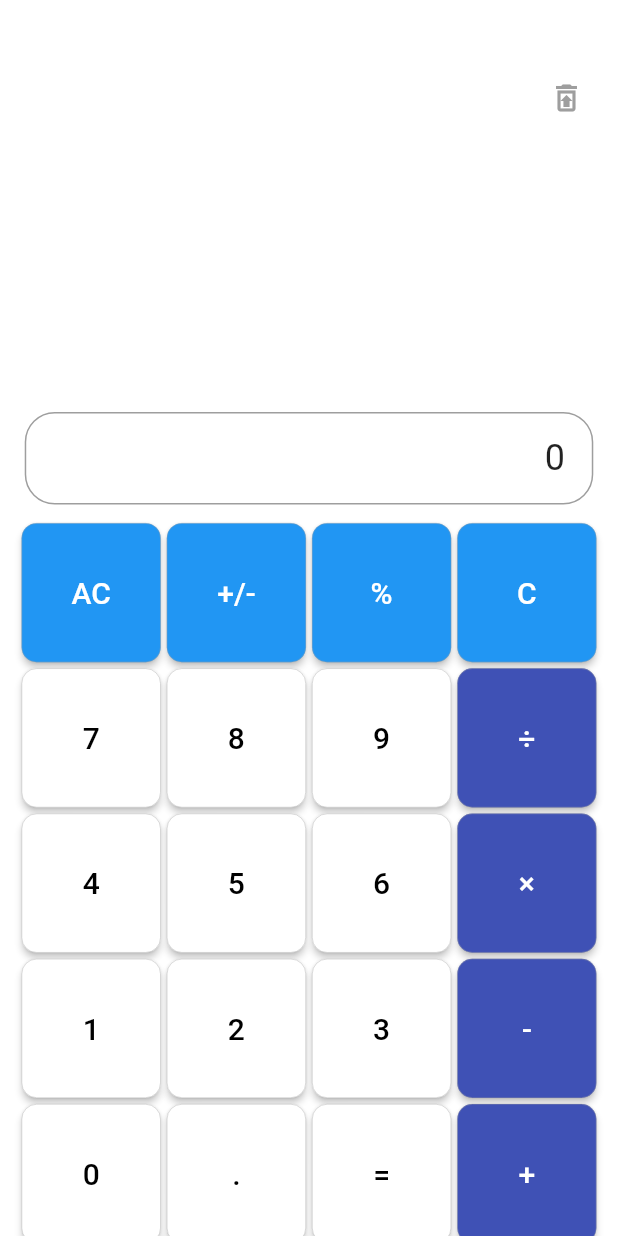
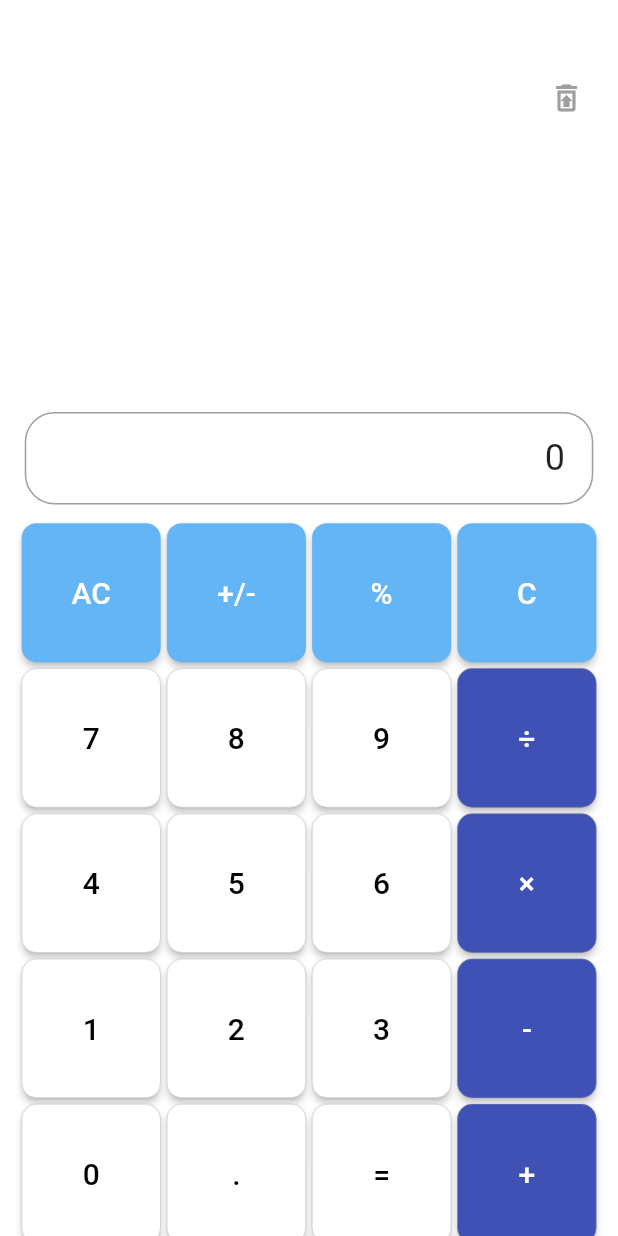
Before and after one commit to riii-san/container_calculator, a Flutter app: the screen it shows after launch, on a phone screen of 412 x 824 dp. Run offline on Flutter 3.47's test engine with Material 2 defaults, Android fonts, the phone set to English and light mode, and no system bars.

Commit message:
tutorial動画作成

```diff
--- a/lib/main.dart
+++ b/lib/main.dart
@@ -140,6 +140,7 @@ class _MyHomePageState extends State<MyHomePage> {
     return Scaffold(
       backgroundColor: Colors.white,
       body: Center(
+        child: SingleChildScrollView(
           child: Column(
             //mainAxisAlignment: MainAxisAlignment.center,
             children: <Widget>[
@@ -279,11 +280,7 @@ class _MyHomePageState extends State<MyHomePage> {
                           shape: RoundedRectangleBorder(
                               borderRadius: BorderRadius.circular(10)
                           ),
-                        side: const BorderSide(
-                            color: Colors.grey,
-                            width: 0.25
-                        ),
-                        primary: Colors.blue
+                          primary: Colors.blue.shade300
                       ),
                       child: const Text('AC',style: TextStyle(color: Colors.white,fontSize: 20),),
                     ),
@@ -298,11 +295,7 @@ class _MyHomePageState extends State<MyHomePage> {
                           shape: RoundedRectangleBorder(
                               borderRadius: BorderRadius.circular(10)
                           ),
-                        side: const BorderSide(
-                            color: Colors.grey,
-                            width: 0.25
-                        ),
-                        primary: Colors.blue
+                          primary: Colors.blue.shade300
                       ),
                       child: const Text('+/-',style: TextStyle(color: Colors.white,fontSize: 20),),
                     ),
@@ -317,11 +310,7 @@ class _MyHomePageState extends State<MyHomePage> {
                           shape: RoundedRectangleBorder(
                               borderRadius: BorderRadius.circular(10)
                           ),
-                        side: const BorderSide(
-                            color: Colors.grey,
-                            width: 0.25
-                        ),
-                        primary: Colors.blue
+                          primary: Colors.blue.shade300
                       ),
                       child: const Text('%',style: TextStyle(color: Colors.white,fontSize: 20),),
                     ),
@@ -338,11 +327,7 @@ class _MyHomePageState extends State<MyHomePage> {
                           shape: RoundedRectangleBorder(
                               borderRadius: BorderRadius.circular(10)
                           ),
-                        side: const BorderSide(
-                            color: Colors.grey,
-                            width: 0.25
-                        ),
-                        primary: Colors.blue
+                          primary: Colors.blue.shade300
                       ),
                       child: const Text('C',style: TextStyle(color: Colors.white,fontSize: 20),),
                     ),
@@ -710,6 +695,7 @@ class _MyHomePageState extends State<MyHomePage> {
             ],
           ),
         ),
+      ),
     );
   }
 }
```
Also changed, not shown: 1 other file. Lines whose indentation alone changed are shown as unchanged.
